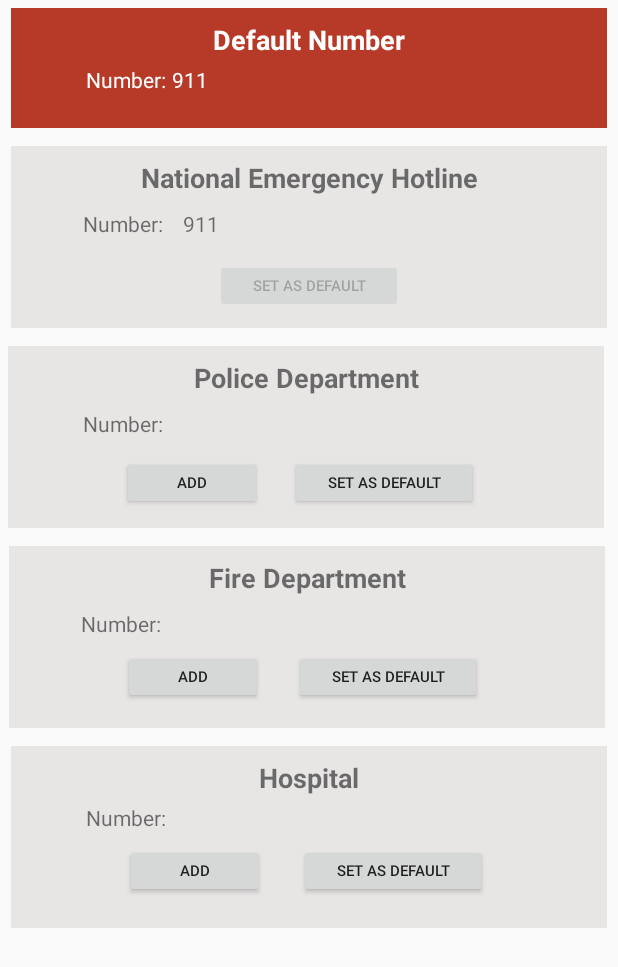
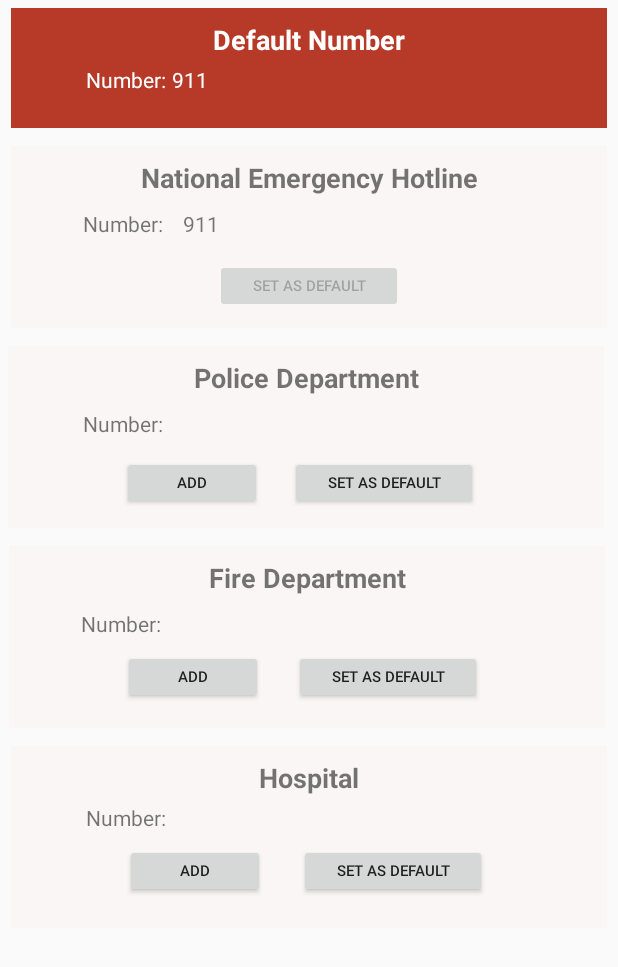
Before and after one commit to mkdragasa/Ragasa_Ramos_MP, an Android app: the EmergencyServicesSettings screen opened directly, with no data from a screen before it, on a phone screen of 412 x 824 dp. Shown: the top 967 px of the screen. Run offline under Robolectric (Android 15) with nearby library versions, the phone set to English and light mode, and no system bars.

Commit message:
Minor UI Changes

```diff
--- a/app/src/main/java/com/mobdeve/ragasam/ragasa_ramos_mp/NavigationBar.java
+++ b/app/src/main/java/com/mobdeve/ragasam/ragasa_ramos_mp/NavigationBar.java
@@ -52,12 +52,6 @@ public class NavigationBar extends AppCompatActivity {
         }
     }
 
-    @Override
-    public boolean onCreateOptionsMenu(Menu menu) {
-        // Inflate the menu; this adds items to the action bar if it is present.
-        getMenuInflater().inflate(R.menu.navigation_bar, menu);
-        return true;
-    }
 
     @Override
     public boolean onSupportNavigateUp() {
--- a/app/src/main/res/layout/activity_emergency_services_settings.xml
+++ b/app/src/main/res/layout/activity_emergency_services_settings.xml
@@ -62,7 +62,7 @@
         android:layout_marginStart="2dp"
         android:layout_marginTop="12dp"
         android:layout_marginEnd="3dp"
-        android:background="#E8E5E5"
+        android:background="#FAF6F6"
         app:layout_constraintEnd_toEndOf="parent"
         app:layout_constraintHorizontal_bias="0.0"
         app:layout_constraintStart_toStartOf="parent"
@@ -123,7 +123,7 @@
         android:layout_width="397dp"
         android:layout_height="121dp"
         android:layout_marginTop="12dp"
-        android:background="#E8E5E5"
+        android:background="#FAF6F6"
         app:layout_constraintEnd_toEndOf="parent"
         app:layout_constraintHorizontal_bias="0.0"
         app:layout_constraintStart_toStartOf="parent"
@@ -192,7 +192,7 @@
         android:layout_marginStart="2dp"
         android:layout_marginTop="12dp"
         android:layout_marginEnd="3dp"
-        android:background="#E8E5E5"
+        android:background="#FAF6F6"
         app:layout_constraintEnd_toEndOf="parent"
         app:layout_constraintHorizontal_bias="1.0"
         app:layout_constraintStart_toStartOf="parent"
@@ -263,7 +263,7 @@
         android:layout_marginStart="2dp"
         android:layout_marginTop="12dp"
         android:layout_marginEnd="3dp"
-        android:background="#E8E5E5"
+        android:background="#FAF6F6"
         app:layout_constraintEnd_toEndOf="parent"
         app:layout_constraintHorizontal_bias="0.0"
         app:layout_constraintStart_toStartOf="parent"
```
Also changed, not shown: app/src/main/res/layout/contacts_layout.xml (+4 -4 lines), app/src/main/res/menu/navigation_bar.xml (deleted, +0 -8 lines).
